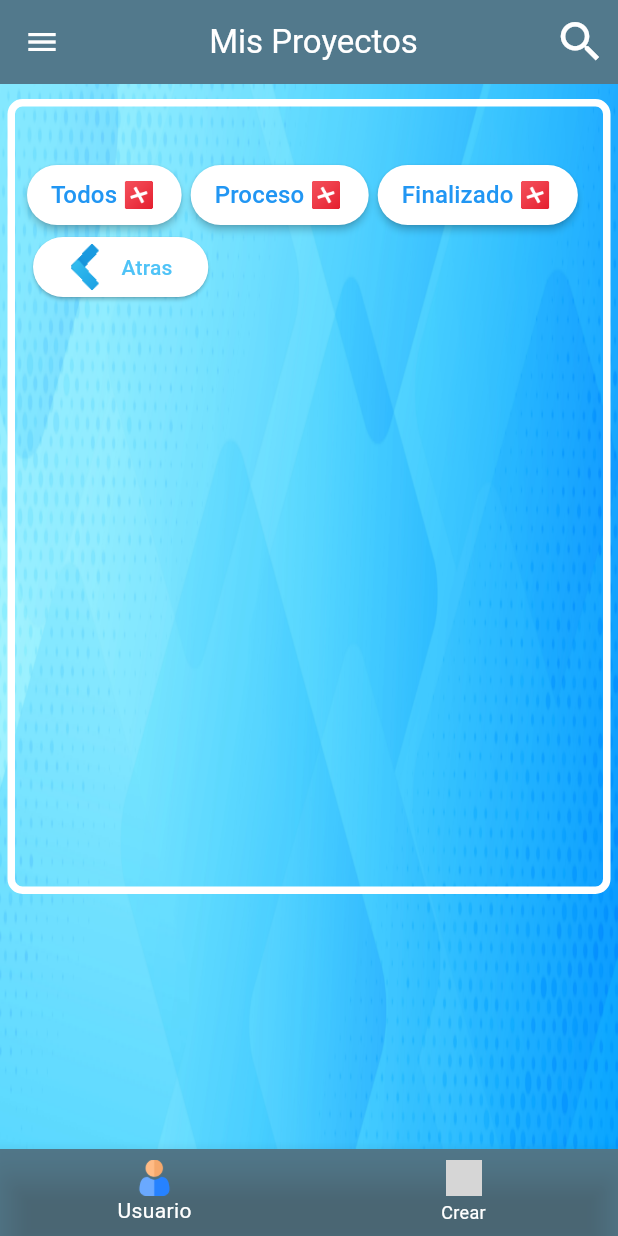
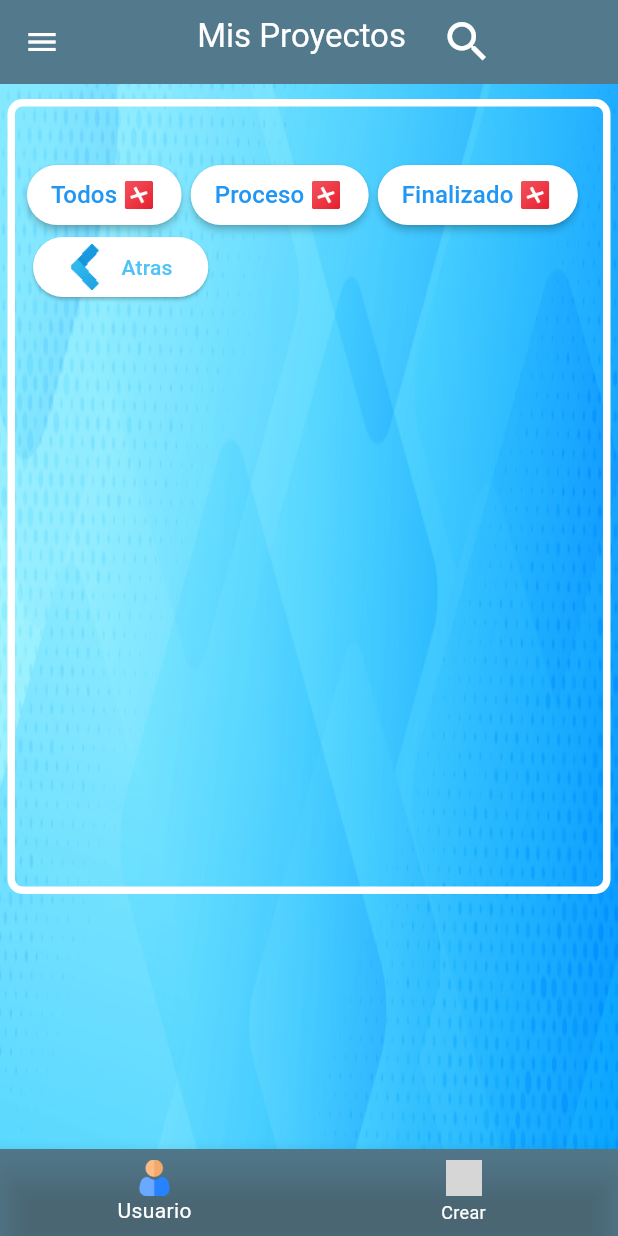
Before and after one commit to Zeustk/ManagerProject, a Flutter app: the Ver_Proyectos screen opened directly with empty values, on a phone screen of 412 x 824 dp. Run offline on Flutter 3.47's test engine with Material 3 defaults, Android fonts, the phone set to English and light mode, and no system bars; our stand-ins replace eva_icons_flutter, file_picker, firebase_auth, firebase_core, flutter_secure_storage, font_awesome_flutter and 3 more; missing offline and left inert: dart:ffi; accounts and stored records are empty; network calls fail; grey boxes are pictures that could not be loaded.

Commit message:
boton buscarproyecto

```diff
--- a/lib/src/ui/Page/Proyectos/verProyectos.dart
+++ b/lib/src/ui/Page/Proyectos/verProyectos.dart
@@ -95,17 +95,19 @@ class _Ver_ProyectosState extends State<Ver_Proyectos> {
       bottomNavigationBar: BotonNavi(),
       appBar: AppBar(
           foregroundColor: Colors.white,
-        actions: [
-          SizedBox(width: 50, child: SearchIcon()),
-        ],
           backgroundColor: Color.fromARGB(164, 83, 80, 80),
           title: Center(
-          child: Text(
+            child: Stack(
+              children: [
+                Text(
                   'Mis Proyectos',
                   style: TextStyle(color: Colors.white),
                 ),
+                Container(
+                    padding: EdgeInsets.only(left: 155), child: SearchIcon())
+              ],
             ),
-      ),
+          )),
       drawer: SafeArea(child: Draweer()),
       body: Stack(children: [
         Positioned.fill(
--- a/lib/src/widgets/Iconobuscar.dart
+++ b/lib/src/widgets/Iconobuscar.dart
@@ -1,40 +1,45 @@
 import 'package:flutter/material.dart';
 
+class SearchIcon extends StatefulWidget {
+  @override
+  _SearchIconState createState() => _SearchIconState();
+}
 
-class SearchIcon extends StatelessWidget {
-  void _performSearch(BuildContext context) {
+class _SearchIconState extends State<SearchIcon> {
+  bool _showTextField = false;
+  TextEditingController _controller = TextEditingController();
+
+  void _performSearch(String value) {
     // Implementa aquí la lógica de búsqueda
-    showDialog(
-      context: context,
-      builder: (BuildContext context) {
-        return AlertDialog(
-          title: Text('Buscar'),
-          content: TextField(
-            decoration: InputDecoration(hintText: 'Escribe tu búsqueda aquí'),
-            onSubmitted: (value) {
-              // Lógica para manejar la búsqueda
-              Navigator.of(context).pop();
     print('Buscando: $value');
-            },
-          ),
-          actions: <Widget>[
-            TextButton(
-              child: Text('Cancelar'),
-              onPressed: () {
-                Navigator.of(context).pop();
-              },
-            ),
-          ],
-        );
-      },
-    );
+    // Ocultar el TextField después de buscar
+    setState(() {
+      _showTextField = false;
+    });
   }
 
   @override
   Widget build(BuildContext context) {
-    return GestureDetector(
+    return _showTextField
+        ? Container(
+            width: 200,
+            child: TextField(
+              controller: _controller,
+              decoration: InputDecoration(
+                hintText: 'Escribe tu búsqueda aquí',
+                suffixIcon: IconButton(
+                  icon: Icon(Icons.search),
+                  onPressed: () => _performSearch(_controller.text),
+                ),
+              ),
+              onSubmitted: _performSearch,
+            ),
+          )
+        : GestureDetector(
             onTap: () {
-        _performSearch(context);
+              setState(() {
+                _showTextField = true;
+              });
             },
             child: SizedBox(
               width: 50,
```
Lines whose indentation alone changed are shown as unchanged.
